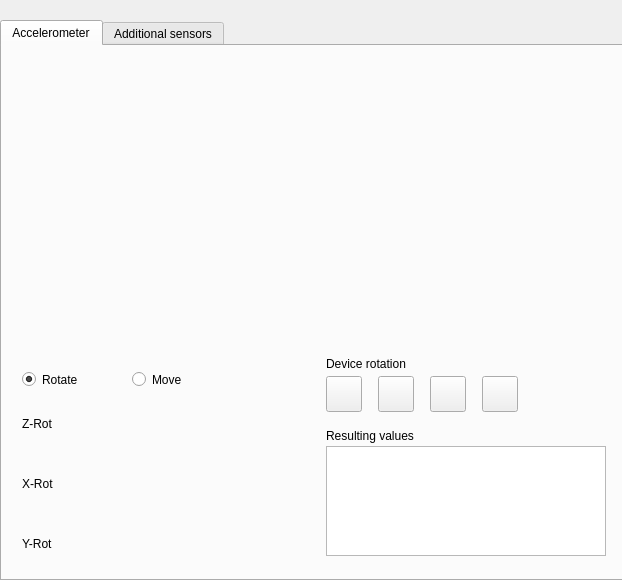
Old version of the form android/android-emu/android/skin/qt/extended-pages/virtual-sensors-page.ui in the repository aosp-mirror/platform_external_qemu.
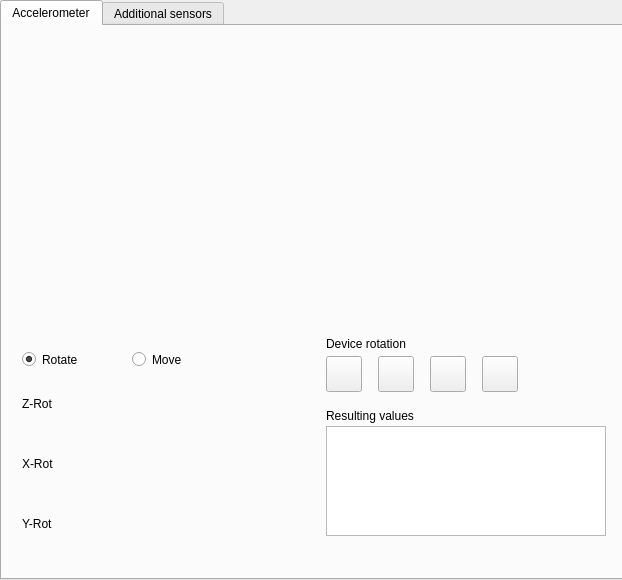
New version of the form. Icons and pictures are not drawn. Custom widgets are drawn as their Qt base class.

Commit message:
Update QTabBar to match material design
Increase the font size and adjust the padding for QTabBar, used on
the camera, settings, help, and virtual sensors pages so that it matches
the material design spec.

These pages render differently, but I validated that all tabs are
visible and no content has been cut off on Mac, Windows, and Linux.

The edit to the form file:
```diff
--- a/android/android-emu/android/skin/qt/extended-pages/virtual-sensors-page.ui
+++ b/android/android-emu/android/skin/qt/extended-pages/virtual-sensors-page.ui
@@ -17,9 +17,9 @@
    <property name="geometry">
     <rect>
      <x>0</x>
-     <y>20</y>
+     <y>0</y>
      <width>630</width>
-     <height>561</height>
+     <height>580</height>
     </rect>
    </property>
    <property name="styleSheet">
```
The commit also changes 5 other files.
